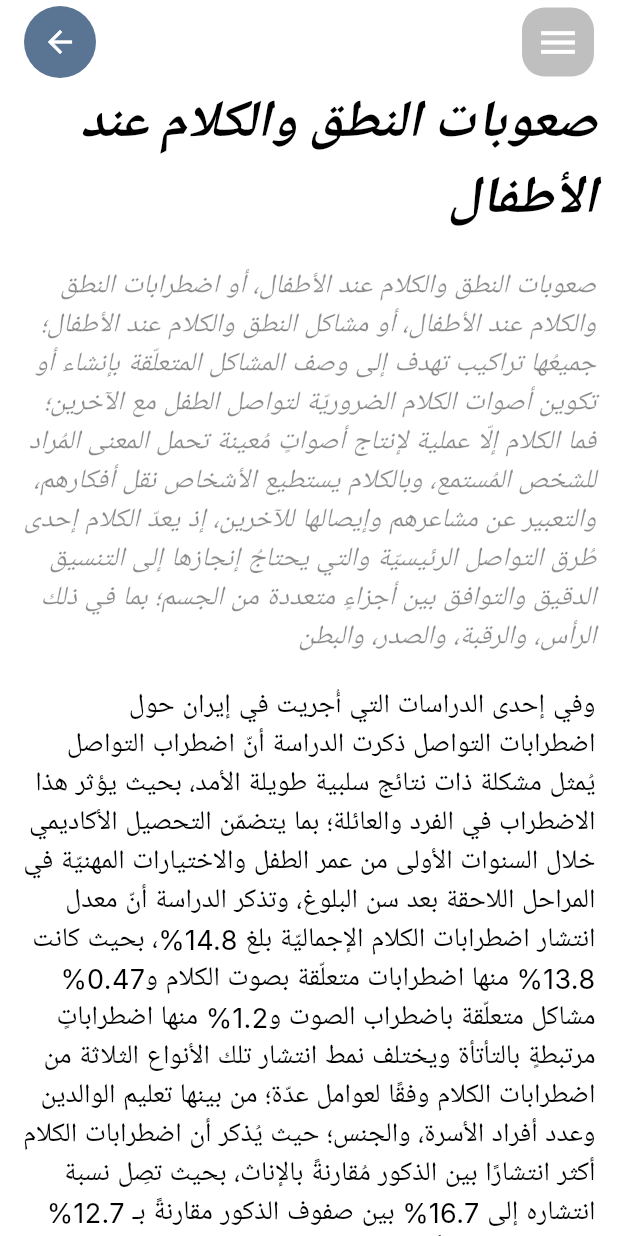
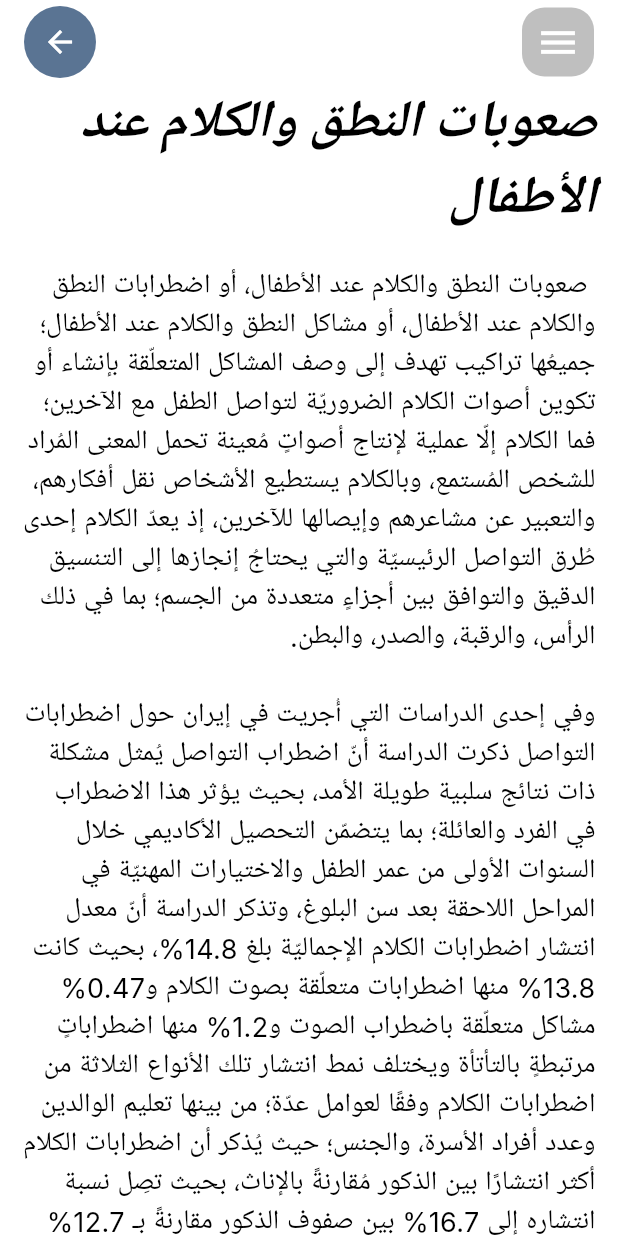
Before and after one commit to Ayman-ELwarak/Mobeen-Application, a Flutter app: the ArticlePage screen opened directly, on a phone screen of 412 x 824 dp. Run offline on Flutter 3.47's test engine with Material 3 defaults, Android fonts, the phone set to English and light mode, and no system bars; our stand-ins replace dio, just_audio, retry, video_player; missing offline and left inert: dart:ffi, record; Roboto replaces fonts that are missing (Inter).

Commit message:
Update Articles.

```diff
--- a/lib/screens/Articles.dart
+++ b/lib/screens/Articles.dart
@@ -1,24 +1,26 @@
 import 'package:flutter/material.dart';
+
+import 'package:mobile_app/components/article_list.dart';
 import 'package:mobile_app/components/BackBotton.dart';
 import 'package:mobile_app/components/Menu.dart';
 
 // ignore: must_be_immutable
 class ArticlePage extends StatelessWidget {
   int index;
-  static List<String> images = [];
-  static List<String> name = [];
-  static List<String> captian = [];
+  static List<String> images = Article_list.img;
+  static List<String> name = Article_list.title;
+  static List<Text> captian = Article_list.cap;
 
   ArticlePage({super.key, required this.index});
+
   @override
   Widget build(BuildContext context) {
-    final double screenheight =
-        MediaQuery.of(context).size.height - MediaQuery.of(context).padding.top;
+    final double screenHeight = MediaQuery.of(context).size.height - MediaQuery.of(context).padding.top;
     return Scaffold(
       body: Padding(
         padding: EdgeInsets.only(top: MediaQuery.of(context).padding.top),
         child: Container(
-          height: screenheight,
+          height: screenHeight,
           width: MediaQuery.of(context).size.width,
           decoration: const BoxDecoration(
             color: Colors.white,
@@ -29,21 +31,21 @@ class ArticlePage extends StatelessWidget {
                 height: kToolbarHeight,
                 child: Row(
                   children: [
-                    BackButtonContainer().create(context),
+                     BackButtonContainer().create(context), // Optional: Add back button if needed
                     const Spacer(),
-                    const Menu(),
+                     Menu(), // Optional: Add menu if needed
                   ],
                 ),
               ),
               Expanded(
                 child: ListView(
                   children: [
-                    const Padding(
-                      padding: EdgeInsets.only(left: 15, right: 15),
+                    Padding(
+                      padding: const EdgeInsets.only(left: 15, right: 15),
                       child: Text(
                         textAlign: TextAlign.end,
-                        'صعوبات النطق والكلام عند الأطفال',
-                        style: TextStyle(
+                        name[index],
+                        style: const TextStyle(
                           color: Colors.black,
                           fontSize: 35,
                           fontStyle: FontStyle.italic,
@@ -52,33 +54,9 @@ class ArticlePage extends StatelessWidget {
                         ),
                       ),
                     ),
-                    const Padding(
-                      padding: EdgeInsets.only(top: 20, left: 15, right: 15),
-                      child: Text(
-                        textAlign: TextAlign.end,
-                        ' صعوبات النطق والكلام عند الأطفال، أو اضطرابات النطق والكلام عند الأطفال، أو مشاكل النطق والكلام عند الأطفال؛ جميعُها تراكيب تهدف إلى وصف المشاكل المتعلّقة بإنشاء أو تكوين أصوات الكلام الضروريّة لتواصل الطفل مع الآخرين؛ فما الكلام إلّا عملية لإنتاج أصواتٍ مُعينة تحمل المعنى المُراد للشخص المُستمع، وبالكلام يستطيع الأشخاص نقل أفكارهم، والتعبير عن مشاعرهم وإيصالها للآخرين، إذ يعدّ الكلام إحدى طُرق التواصل الرئيسيّة والتي يحتاجُ إنجازها إلى التنسيق الدقيق والتوافق بين أجزاءٍ متعددة من الجسم؛ بما في ذلك الرأس، والرقبة، والصدر، والبطن',
-                        style: TextStyle(
-                          color: Colors.black45,
-                          fontSize: 18,
-                          fontStyle: FontStyle.italic,
-                          fontFamily: 'Inter',
-                          fontWeight: FontWeight.w400,
-                        ),
-                      ),
-                    ),
-                    const Padding(
-                      padding: EdgeInsets.only(top: 20, left: 15, right: 15),
-                      child: Text(
-                        textAlign: TextAlign.end,
-                        " وفي إحدى الدراسات التي أُجريت في إيران حول اضطرابات التواصل ذكرت الدراسة أنّ اضطراب التواصل يُمثل مشكلة ذات نتائج سلبية طويلة الأمد، بحيث يؤثر هذا الاضطراب في الفرد والعائلة؛ بما يتضمّن التحصيل الأكاديمي خلال السنوات الأولى من عمر الطفل والاختيارات المهنيّة في المراحل اللاحقة بعد سن البلوغ، وتذكر الدراسة أنّ معدل انتشار اضطرابات الكلام الإجماليّة بلغ 14.8%، بحيث كانت 13.8% منها اضطرابات متعلّقة بصوت الكلام و0.47% مشاكل متعلّقة باضطراب الصوت و1.2% منها اضطراباتٍ مرتبطةٍ بالتأتأة ويختلف نمط انتشار تلك الأنواع الثلاثة من اضطرابات الكلام وفقًا لعوامل عدّة؛ من بينها تعليم الوالدين وعدد أفراد الأسرة، والجنس؛ حيث يُذكر أن اضطرابات الكلام أكثر انتشارًا بين الذكور مُقارنةً بالإناث، بحيث تصِل نسبة انتشاره إلى 16.7% بين صفوف الذكور مقارنةً بـ 12.7% للإناث في حين أنّ ترتيب الطفل بين إخوته، والديانة، وقرابة الأبوين لم تكن ذات تأثيرٍ في نمط الانتشار",
-                        style: TextStyle(
-                          color: Colors.black,
-                          fontSize: 18,
-                          fontStyle: FontStyle.normal,
-                          fontFamily: 'Inter',
-                          fontWeight: FontWeight.w400,
-                        ),
-                      ),
+                    Padding(
+                      padding: const EdgeInsets.only(top: 20, left: 15, right: 15),
+                      child: captian[index]
                     ),
                     Padding(
                       padding: const EdgeInsets.only(
@@ -88,8 +66,7 @@ class ArticlePage extends StatelessWidget {
                         width: double.infinity,
                         decoration: ShapeDecoration(
                           image: DecorationImage(
-                            image: NetworkImage(
-                                "https://th.bing.com/th/id/OIP.RwzFtxw1qHoXWOXefLZKpAHaDB?rs=1&pid=ImgDetMain"),
+                            image: AssetImage(images[index]),
                             fit: BoxFit.fill,
                           ),
                           shape: RoundedRectangleBorder(
@@ -103,7 +80,6 @@ class ArticlePage extends StatelessWidget {
               ),
             ],
           ),
-          //backgroundColor: const Color(0xFF1E3A3D),
         ),
       ),
     );
```
